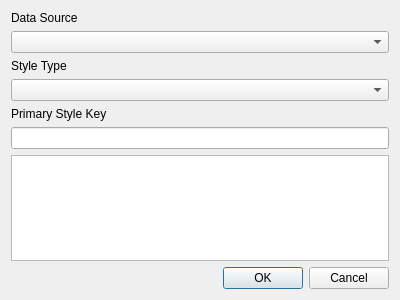
Above: osmmapmakerapp/newtoplevelstyle.ui from jremillard/osmmapmaker before the change. Below: the same form after it.
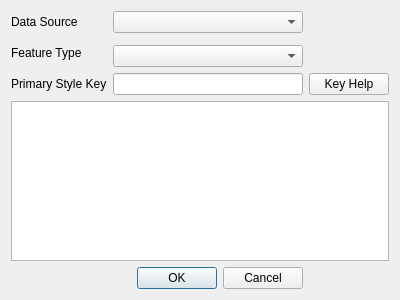
That is the form after the change.

The edit to the form file:
```diff
--- a/osmmapmakerapp/newtoplevelstyle.ui
+++ b/osmmapmakerapp/newtoplevelstyle.ui
@@ -13,41 +13,38 @@
   <property name="windowTitle">
    <string>New Top Level Style</string>
   </property>
-  <layout class="QVBoxLayout" name="verticalLayout">
-   <item>
+  <layout class="QGridLayout" name="gridLayout">
+   <item row="0" column="0">
     <widget class="QLabel" name="label_3">
      <property name="text">
       <string>Data Source</string>
      </property>
     </widget>
    </item>
-   <item>
+   <item row="0" column="1">
     <widget class="QComboBox" name="dataSource"/>
    </item>
-   <item>
+   <item row="1" column="0" rowspan="2" colspan="2">
     <widget class="QLabel" name="label_2">
      <property name="text">
-      <string>Style Type</string>
+      <string>Feature Type</string>
      </property>
     </widget>
    </item>
-   <item>
+   <item row="2" column="1">
     <widget class="QComboBox" name="styleType"/>
    </item>
-   <item>
+   <item row="3" column="0">
     <widget class="QLabel" name="label">
      <property name="text">
       <string>Primary Style Key</string>
      </property>
     </widget>
    </item>
-   <item>
-    <widget class="QLineEdit" name="key"/>
-   </item>
-   <item>
+   <item row="5" column="0" colspan="3">
     <widget class="QListWidget" name="keyList"/>
    </item>
-   <item>
+   <item row="6" column="0" colspan="2">
     <widget class="QDialogButtonBox" name="buttonBox">
      <property name="orientation">
       <enum>Qt::Horizontal</enum>
@@ -57,6 +54,16 @@
      </property>
     </widget>
    </item>
+   <item row="3" column="2">
+    <widget class="QPushButton" name="keyHelp">
+     <property name="text">
+      <string>Key Help</string>
+     </property>
+    </widget>
+   </item>
+   <item row="3" column="1">
+    <widget class="QLineEdit" name="key"/>
+   </item>
   </layout>
  </widget>
  <resources/>
```
